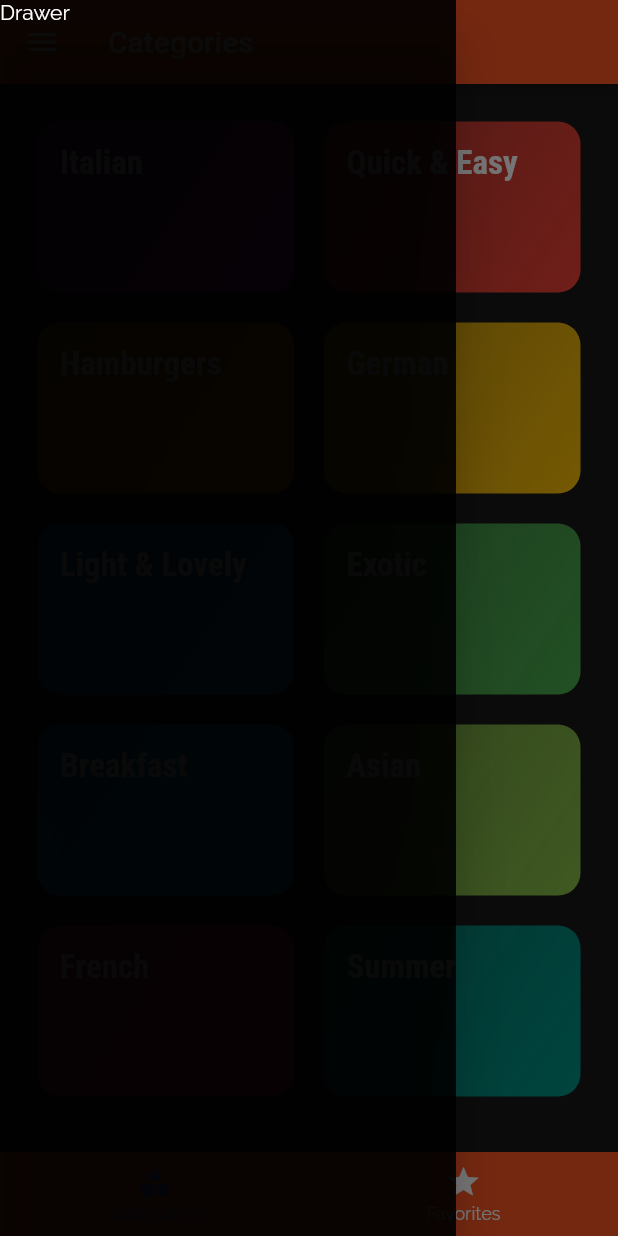
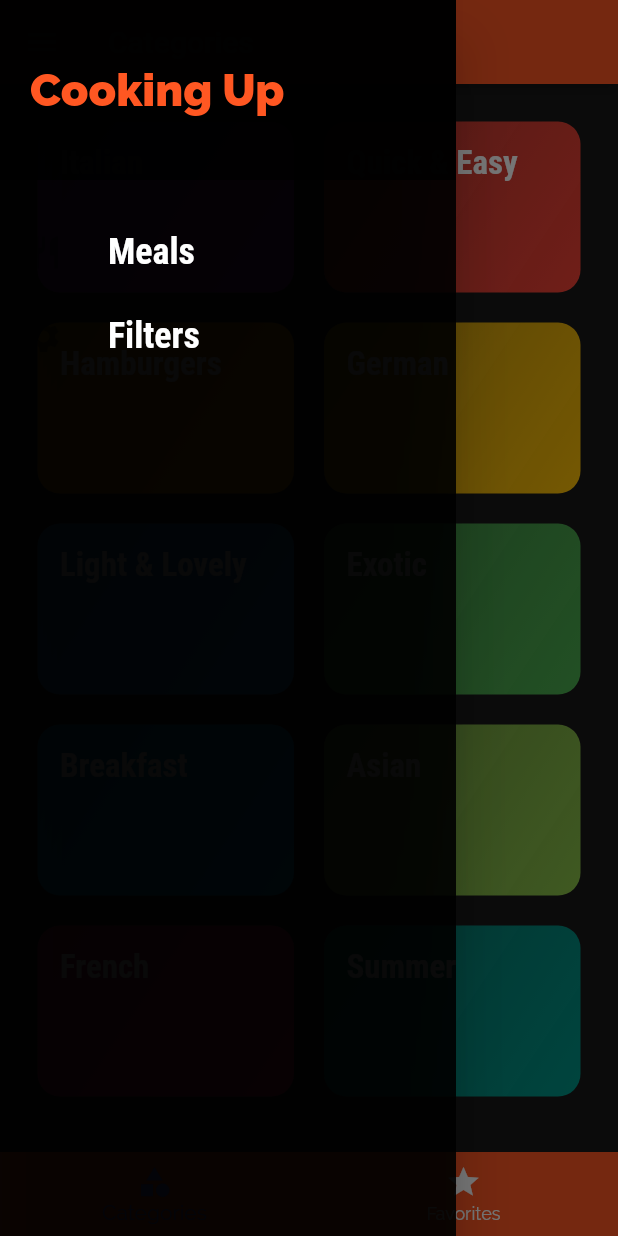
Before and after one commit to webkit-development/DeliMeals-Flutter, a Flutter app: the screen it shows after launch, with the side drawer open, on a phone screen of 412 x 824 dp. Run offline on Flutter 3.47's test engine with Material 2 defaults, Android fonts, the phone set to English and light mode, and no system bars.

```diff
--- a/lib/main.dart
+++ b/lib/main.dart
@@ -4,7 +4,7 @@ import 'screens/meal_detail_screen.dart';
 import 'screens/category_meals_screen.dart';
 import 'screens/categories_screen.dart';
 import 'screens/tabs_screen.dart';
-
+import 'screens/filters_screen.dart';
 
 void main() {
   runApp(const MyApp());
@@ -42,6 +42,7 @@ class MyApp extends StatelessWidget {
         '/': (ctx) => TabsScreen(),
         CategoryMealsScreen.routeName: (ctx) => CategoryMealsScreen(),
         MealDetailScreen.routeName: (ctx) => MealDetailScreen(),
+        FiltersScreen.routeName: (ctx) => FiltersScreen(),
       },
       // onGenerateRoute: (settings) {
       //   print(settings.arguments);
--- /dev/null
+++ b/lib/screens/filters_screen.dart
@@ -0,0 +1,16 @@
+import 'package:flutter/material.dart';
+import '../widgets/main_drawer.dart';
+
+
+class FiltersScreen extends StatelessWidget {
+  static const routeName = '/filters';
+  @override
+  Widget build(BuildContext context) {
+    return Scaffold(
+      body: Center(
+        child: Text('Filters!'),
+      ),
+      drawer: MainDrawer(),
+    );
+  }
+}
--- a/lib/screens/tabs_screen.dart
+++ b/lib/screens/tabs_screen.dart
@@ -1,4 +1,5 @@
 import 'package:flutter/material.dart';
+import '../widgets/main_drawer.dart';
 import 'categories_screen.dart';
 import 'favorites_screen.dart';
 
@@ -25,7 +26,7 @@ class _TabsScreenState extends State<TabsScreen> {
       appBar: AppBar(
         title: Text(_pages[_selectedPageIndex]['title'] as String),
       ),
-      drawer: Drawer(child: Text('Drawer'),),
+      drawer: MainDrawer(),
       body: _pages[_selectedPageIndex]['page'] as Widget,
       bottomNavigationBar: BottomNavigationBar(
         onTap: _selectPage,
--- /dev/null
+++ b/lib/widgets/main_drawer.dart
@@ -0,0 +1,55 @@
+import 'package:flutter/material.dart';
+import '../screens/filters_screen.dart';
+
+class MainDrawer extends StatelessWidget {
+  Widget buildListTile(String title, IconData icon, VoidCallback? tapHandler) {
+    return ListTile(
+      leading: Icon(
+        icon,
+        size: 26,
+      ),
+      title: Text(
+        title,
+        style: const TextStyle(
+          fontFamily: 'RobotoCondensed',
+          fontSize: 24,
+          fontWeight: FontWeight.bold,
+        ),
+      ),
+      onTap: tapHandler,
+    );
+  }
+
+  @override
+  Widget build(BuildContext context) {
+    return Drawer(
+      child: Column(
+        children: <Widget>[
+          Container(
+            height: 120,
+            width: double.infinity,
+            padding: const EdgeInsets.all(20),
+            alignment: Alignment.centerLeft,
+            color: Theme.of(context).canvasColor,
+            child: Text(
+              'Cooking Up',
+              style: TextStyle(
+                  fontWeight: FontWeight.w900,
+                  fontSize: 30,
+                  color: Theme.of(context).primaryColor),
+            ),
+          ),
+          const SizedBox(
+            height: 20,
+          ),
+          buildListTile('Meals', Icons.restaurant, () {
+            Navigator.of(context).pushReplacementNamed('/');
+          }),
+          buildListTile('Filters', Icons.settings, () {
+            Navigator.of(context).pushReplacementNamed(FiltersScreen.routeName);
+          }),
+        ],
+      ),
+    );
+  }
+}
```
Also changed, not shown: lib/screens/category_meals_screen.dart (+45 -19 lines), lib/screens/meal_detail_screen.dart (+18 -10 lines), lib/widgets/meal_item.dart (+12 -2 lines).
